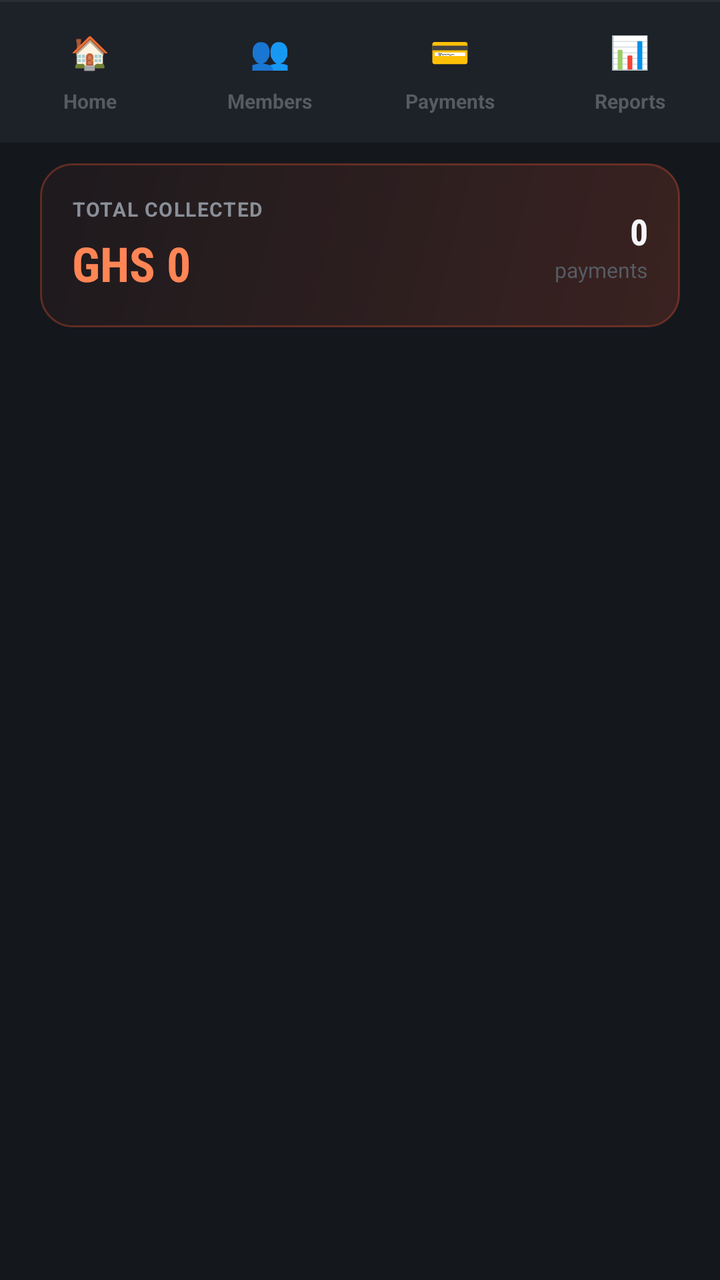
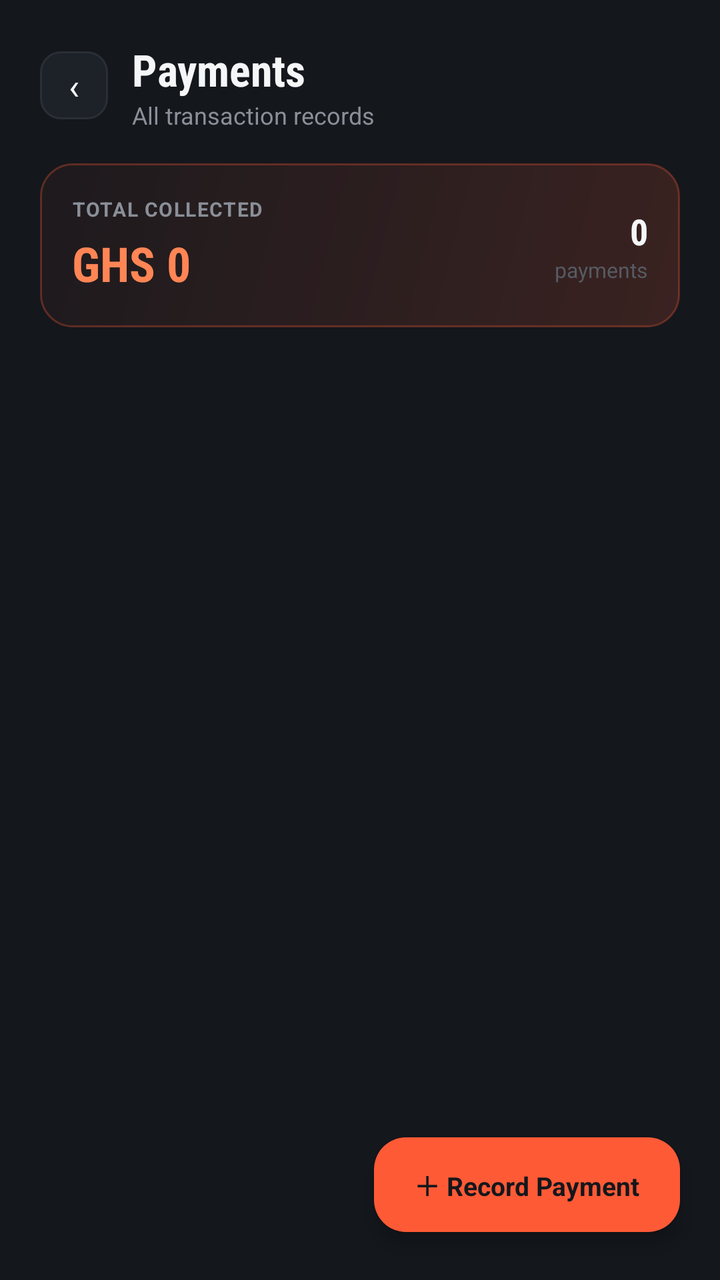

Compare the two renders of this Android layout. The source of the first and the diff that turns it into the second are given below.
<!-- AndroidManifest.xml: application theme Theme.GymMembershipSystem -->
<!-- res/layout/activity_payment_list.xml -->
<?xml version="1.0" encoding="utf-8"?>
<androidx.constraintlayout.widget.ConstraintLayout
    xmlns:android="http://schemas.android.com/apk/res/android"
    xmlns:app="http://schemas.android.com/apk/res-auto"
    android:layout_width="match_parent"
    android:layout_height="match_parent"
    android:background="@color/bg_dark">

    <LinearLayout
        android:id="@+id/headerGroup"
        android:layout_width="0dp"
        android:layout_height="wrap_content"
        android:orientation="vertical"
        android:padding="20dp"
        android:paddingTop="50dp"
        app:layout_constraintStart_toStartOf="parent"
        app:layout_constraintEnd_toEndOf="parent"
        app:layout_constraintTop_toTopOf="parent">

        <LinearLayout
            android:layout_width="match_parent"
            android:layout_height="wrap_content"
            android:orientation="horizontal"
            android:gravity="center_vertical"
            android:layout_marginBottom="16dp">

            <TextView
                android:id="@+id/btnBack"
                android:layout_width="34dp"
                android:layout_height="34dp"
                android:background="@drawable/bg_back_chip"
                android:gravity="center"
                android:text="‹"
                android:textColor="@color/text_primary"
                android:textSize="18sp"
                android:clickable="true"
                android:focusable="true" />

            <LinearLayout
                android:layout_width="0dp"
                android:layout_height="wrap_content"
                android:layout_weight="1"
                android:orientation="vertical"
                android:layout_marginStart="12dp">

                <TextView
                    android:layout_width="wrap_content"
                    android:layout_height="wrap_content"
                    android:text="Payments"
                    android:textColor="@color/text_primary"
                    android:textSize="22sp"
                    android:fontFamily="sans-serif-condensed"
                    android:textStyle="bold" />

                <TextView
                    android:layout_width="wrap_content"
                    android:layout_height="wrap_content"
                    android:text="All transaction records"
                    android:textColor="@color/text_secondary"
                    android:textSize="12sp" />

            </LinearLayout>

        </LinearLayout>

        <LinearLayout
            android:layout_width="match_parent"
            android:layout_height="wrap_content"
            android:orientation="horizontal"
            android:gravity="center_vertical"
            android:background="@drawable/bg_reports_card"
            android:padding="16dp">

            <LinearLayout
                android:layout_width="0dp"
                android:layout_height="wrap_content"
                android:layout_weight="1"
                android:orientation="vertical">

                <TextView
                    android:layout_width="wrap_content"
                    android:layout_height="wrap_content"
                    android:text="TOTAL COLLECTED"
                    android:textColor="@color/text_secondary"
                    android:textSize="10sp"
                    android:letterSpacing="0.05"
                    android:textStyle="bold"
                    android:layout_marginBottom="4dp" />

                <TextView
                    android:id="@+id/tvTotalCollected"
                    android:layout_width="wrap_content"
                    android:layout_height="wrap_content"
                    android:text="GHS 0"
                    android:textColor="@color/accent_orange_light"
                    android:textSize="24sp"
                    android:fontFamily="sans-serif-condensed"
                    android:textStyle="bold" />

            </LinearLayout>

            <LinearLayout
                android:layout_width="wrap_content"
                android:layout_height="wrap_content"
                android:orientation="vertical"
                android:gravity="end">

                <TextView
                    android:id="@+id/tvPaymentCount"
                    android:layout_width="wrap_content"
                    android:layout_height="wrap_content"
                    android:text="0"
                    android:textColor="@color/text_primary"
                    android:textSize="18sp"
                    android:fontFamily="sans-serif-condensed"
                    android:textStyle="bold" />

                <TextView
                    android:layout_width="wrap_content"
                    android:layout_height="wrap_content"
                    android:text="payments"
                    android:textColor="@color/text_muted"
                    android:textSize="10.5sp" />

            </LinearLayout>

        </LinearLayout>

    </LinearLayout>

    <include
        android:id="@+id/bottomNavInclude"
        layout="@layout/layout_bottom_nav"
        app:layout_constraintStart_toStartOf="parent"
        app:layout_constraintEnd_toEndOf="parent"
        app:layout_constraintBottom_toBottomOf="parent" />

    <androidx.recyclerview.widget.RecyclerView
        android:id="@+id/recyclerPayments"
        android:layout_width="0dp"
        android:layout_height="0dp"
        android:paddingStart="20dp"
        android:paddingEnd="20dp"
        android:paddingTop="14dp"
        android:paddingBottom="90dp"
        android:clipToPadding="false"
        app:layout_constraintStart_toStartOf="parent"
        app:layout_constraintEnd_toEndOf="parent"
        app:layout_constraintTop_toBottomOf="@id/headerGroup"
        app:layout_constraintBottom_toTopOf="@id/bottomNavInclude" />

    <TextView
        android:id="@+id/tvEmptyPayments"
        android:layout_width="wrap_content"
        android:layout_height="wrap_content"
        android:text="No payments recorded yet.\nTap + to record one."
        android:textAlignment="center"
        android:textColor="@color/text_muted"
        android:textSize="13sp"
        android:visibility="gone"
        app:layout_constraintStart_toStartOf="parent"
        app:layout_constraintEnd_toEndOf="parent"
        app:layout_constraintTop_toBottomOf="@id/headerGroup"
        app:layout_constraintBottom_toTopOf="@id/bottomNavInclude"
        app:layout_constraintVertical_bias="0.3" />

    <LinearLayout
        android:id="@+id/btnAddPayment"
        android:layout_width="wrap_content"
        android:layout_height="wrap_content"
        android:orientation="horizontal"
        android:gravity="center"
        android:background="@drawable/bg_fab"
        android:paddingStart="20dp"
        android:paddingEnd="20dp"
        android:paddingTop="14dp"
        android:paddingBottom="14dp"
        android:elevation="6dp"
        android:clickable="true"
        android:focusable="true"
        app:layout_constraintEnd_toEndOf="parent"
        app:layout_constraintBottom_toTopOf="@id/bottomNavInclude"
        android:layout_marginEnd="20dp"
        android:layout_marginBottom="16dp">

        <TextView
            android:layout_width="wrap_content"
            android:layout_height="wrap_content"
            android:text="＋ Record Payment"
            android:textColor="@color/bg_dark"
            android:textSize="13sp"
            android:textStyle="bold" />

    </LinearLayout>

</androidx.constraintlayout.widget.ConstraintLayout>
<!-- res/layout/layout_bottom_nav.xml (included above) -->
<?xml version="1.0" encoding="utf-8"?>
<LinearLayout xmlns:android="http://schemas.android.com/apk/res/android"
    android:layout_width="match_parent"
    android:layout_height="wrap_content"
    android:orientation="vertical">

    <View
        android:layout_width="match_parent"
        android:layout_height="1dp"
        android:background="@color/border_dark" />

    <LinearLayout
        android:layout_width="match_parent"
        android:layout_height="wrap_content"
        android:orientation="horizontal"
        android:background="@color/surface_dark"
        android:paddingTop="10dp"
        android:paddingBottom="14dp">

        <LinearLayout
            android:id="@+id/navHome"
            android:layout_width="0dp"
            android:layout_height="wrap_content"
            android:layout_weight="1"
            android:orientation="vertical"
            android:gravity="center"
            android:clickable="true"
            android:focusable="true">

            <TextView
                android:id="@+id/iconWrapHome"
                android:layout_width="wrap_content"
                android:layout_height="wrap_content"
                android:paddingStart="14dp"
                android:paddingEnd="14dp"
                android:paddingTop="4dp"
                android:paddingBottom="4dp"
                android:text="🏠"
                android:textSize="16sp"
                android:gravity="center" />

            <TextView
                android:id="@+id/labelHome"
                android:layout_width="wrap_content"
                android:layout_height="wrap_content"
                android:layout_marginTop="3dp"
                android:text="Home"
                android:textColor="@color/text_muted"
                android:textSize="10sp"
                android:textStyle="bold" />

        </LinearLayout>

        <LinearLayout
            android:id="@+id/navMembers"
            android:layout_width="0dp"
            android:layout_height="wrap_content"
            android:layout_weight="1"
            android:orientation="vertical"
            android:gravity="center"
            android:clickable="true"
            android:focusable="true">

            <TextView
                android:id="@+id/iconWrapMembers"
                android:layout_width="wrap_content"
                android:layout_height="wrap_content"
                android:paddingStart="14dp"
                android:paddingEnd="14dp"
                android:paddingTop="4dp"
                android:paddingBottom="4dp"
                android:text="👥"
                android:textSize="16sp"
                android:gravity="center" />

            <TextView
                android:id="@+id/labelMembers"
                android:layout_width="wrap_content"
                android:layout_height="wrap_content"
                android:layout_marginTop="3dp"
                android:text="Members"
                android:textColor="@color/text_muted"
                android:textSize="10sp"
                android:textStyle="bold" />

        </LinearLayout>

        <LinearLayout
            android:id="@+id/navPayments"
            android:layout_width="0dp"
            android:layout_height="wrap_content"
            android:layout_weight="1"
            android:orientation="vertical"
            android:gravity="center"
            android:clickable="true"
            android:focusable="true">

            <TextView
                android:id="@+id/iconWrapPayments"
                android:layout_width="wrap_content"
                android:layout_height="wrap_content"
                android:paddingStart="14dp"
                android:paddingEnd="14dp"
                android:paddingTop="4dp"
                android:paddingBottom="4dp"
                android:text="💳"
                android:textSize="16sp"
                android:gravity="center" />

            <TextView
                android:id="@+id/labelPayments"
                android:layout_width="wrap_content"
                android:layout_height="wrap_content"
                android:layout_marginTop="3dp"
                android:text="Payments"
                android:textColor="@color/text_muted"
                android:textSize="10sp"
                android:textStyle="bold" />

        </LinearLayout>

        <LinearLayout
            android:id="@+id/navReports"
            android:layout_width="0dp"
            android:layout_height="wrap_content"
            android:layout_weight="1"
            android:orientation="vertical"
            android:gravity="center"
            android:clickable="true"
            android:focusable="true">

            <TextView
                android:id="@+id/iconWrapReports"
                android:layout_width="wrap_content"
                android:layout_height="wrap_content"
                android:paddingStart="14dp"
                android:paddingEnd="14dp"
                android:paddingTop="4dp"
                android:paddingBottom="4dp"
                android:text="📊"
                android:textSize="16sp"
                android:gravity="center" />

            <TextView
                android:id="@+id/labelReports"
                android:layout_width="wrap_content"
                android:layout_height="wrap_content"
                android:layout_marginTop="3dp"
                android:text="Reports"
                android:textColor="@color/text_muted"
                android:textSize="10sp"
                android:textStyle="bold" />

        </LinearLayout>

    </LinearLayout>

</LinearLayout>
<!-- resources referenced by this layout -->
<resources>
  <color name="accent_orange_light">#FF8555</color>
  <color name="bg_dark">#14171C</color>
  <color name="border_dark">#2A2E35</color>
  <color name="surface_dark">#1D2128</color>
  <color name="text_muted">#565B63</color>
  <color name="text_primary">#F5F6F7</color>
  <color name="text_secondary">#8A8F98</color>
  <!-- drawable bg_back_chip (drawable) -->
  <?xml version="1.0" encoding="utf-8"?>
  <shape xmlns:android="http://schemas.android.com/apk/res/android" android:shape="rectangle">
      <solid android:color="@color/surface_dark" />
      <stroke android:width="1dp" android:color="@color/border_dark" />
      <corners android:radius="10dp" />
  </shape>
  <!-- drawable bg_fab (drawable) -->
  <?xml version="1.0" encoding="utf-8"?>
  <shape xmlns:android="http://schemas.android.com/apk/res/android" android:shape="rectangle">
      <solid android:color="@color/accent_orange" />
      <corners android:radius="16dp" />
  </shape>
  <!-- drawable bg_reports_card (drawable) -->
  <?xml version="1.0" encoding="utf-8"?>
  <shape xmlns:android="http://schemas.android.com/apk/res/android" android:shape="rectangle">
      <gradient
          android:type="linear"
          android:angle="135"
          android:startColor="@color/accent_orange_tint"
          android:endColor="#0AFF5A36" />
      <stroke android:width="1dp" android:color="@color/reports_border" />
      <corners android:radius="16dp" />
  </shape>
  <style name="Theme.GymMembershipSystem" parent="Base.Theme.GymMembershipSystem" />
  <color name="accent_orange">#FF5A36</color>
  <color name="accent_orange_tint">#29FF5A36</color>
  <color name="reports_border">#4DFF5A36</color>
  <style name="Base.Theme.GymMembershipSystem" parent="Theme.Material3.DayNight.NoActionBar">
          
          
      </style>
</resources>

<!-- the commit's change to res/layout/activity_payment_list.xml (unified diff, before → after) -->
@@ -128,13 +128,6 @@
 
     </LinearLayout>
 
-    <include
-        android:id="@+id/bottomNavInclude"
-        layout="@layout/layout_bottom_nav"
-        app:layout_constraintStart_toStartOf="parent"
-        app:layout_constraintEnd_toEndOf="parent"
-        app:layout_constraintBottom_toBottomOf="parent" />
-
     <androidx.recyclerview.widget.RecyclerView
         android:id="@+id/recyclerPayments"
         android:layout_width="0dp"
@@ -147,7 +140,7 @@
         app:layout_constraintStart_toStartOf="parent"
         app:layout_constraintEnd_toEndOf="parent"
         app:layout_constraintTop_toBottomOf="@id/headerGroup"
-        app:layout_constraintBottom_toTopOf="@id/bottomNavInclude" />
+        app:layout_constraintBottom_toBottomOf="parent" />
 
     <TextView
         android:id="@+id/tvEmptyPayments"
@@ -161,7 +154,7 @@
         app:layout_constraintStart_toStartOf="parent"
         app:layout_constraintEnd_toEndOf="parent"
         app:layout_constraintTop_toBottomOf="@id/headerGroup"
-        app:layout_constraintBottom_toTopOf="@id/bottomNavInclude"
+        app:layout_constraintBottom_toBottomOf="parent"
         app:layout_constraintVertical_bias="0.3" />
 
     <LinearLayout
@@ -179,9 +172,9 @@
         android:clickable="true"
         android:focusable="true"
         app:layout_constraintEnd_toEndOf="parent"
-        app:layout_constraintBottom_toTopOf="@id/bottomNavInclude"
+        app:layout_constraintBottom_toBottomOf="parent"
         android:layout_marginEnd="20dp"
-        android:layout_marginBottom="16dp">
+        android:layout_marginBottom="24dp">
 
         <TextView
             android:layout_width="wrap_content"
@@ -194,162 +187,3 @@
     </LinearLayout>
 
 </androidx.constraintlayout.widget.ConstraintLayout>
-<!-- res/layout/layout_bottom_nav.xml (included above) -->
-<?xml version="1.0" encoding="utf-8"?>
-<LinearLayout xmlns:android="http://schemas.android.com/apk/res/android"
-    android:layout_width="match_parent"
-    android:layout_height="wrap_content"
-    android:orientation="vertical">
-
-    <View
-        android:layout_width="match_parent"
-        android:layout_height="1dp"
-        android:background="@color/border_dark" />
-
-    <LinearLayout
-        android:layout_width="match_parent"
-        android:layout_height="wrap_content"
-        android:orientation="horizontal"
-        android:background="@color/surface_dark"
-        android:paddingTop="10dp"
-        android:paddingBottom="14dp">
-
-        <LinearLayout
-            android:id="@+id/navHome"
-            android:layout_width="0dp"
-            android:layout_height="wrap_content"
-            android:layout_weight="1"
-            android:orientation="vertical"
-            android:gravity="center"
-            android:clickable="true"
-            android:focusable="true">
-
-            <TextView
-                android:id="@+id/iconWrapHome"
-                android:layout_width="wrap_content"
-                android:layout_height="wrap_content"
-                android:paddingStart="14dp"
-                android:paddingEnd="14dp"
-                android:paddingTop="4dp"
-                android:paddingBottom="4dp"
-                android:text="🏠"
-                android:textSize="16sp"
-                android:gravity="center" />
-
-            <TextView
-                android:id="@+id/labelHome"
-                android:layout_width="wrap_content"
-                android:layout_height="wrap_content"
-                android:layout_marginTop="3dp"
-                android:text="Home"
-                android:textColor="@color/text_muted"
-                android:textSize="10sp"
-                android:textStyle="bold" />
-
-        </LinearLayout>
-
-        <LinearLayout
-            android:id="@+id/navMembers"
-            android:layout_width="0dp"
-            android:layout_height="wrap_content"
-            android:layout_weight="1"
-            android:orientation="vertical"
-            android:gravity="center"
-            android:clickable="true"
-            android:focusable="true">
-
-            <TextView
-                android:id="@+id/iconWrapMembers"
-                android:layout_width="wrap_content"
-                android:layout_height="wrap_content"
-                android:paddingStart="14dp"
-                android:paddingEnd="14dp"
-                android:paddingTop="4dp"
-                android:paddingBottom="4dp"
-                android:text="👥"
-                android:textSize="16sp"
-                android:gravity="center" />
-
-            <TextView
-                android:id="@+id/labelMembers"
-                android:layout_width="wrap_content"
-                android:layout_height="wrap_content"
-                android:layout_marginTop="3dp"
-                android:text="Members"
-                android:textColor="@color/text_muted"
-                android:textSize="10sp"
-                android:textStyle="bold" />
-
-        </LinearLayout>
-
-        <LinearLayout
-            android:id="@+id/navPayments"
-            android:layout_width="0dp"
-            android:layout_height="wrap_content"
-            android:layout_weight="1"
-            android:orientation="vertical"
-            android:gravity="center"
-            android:clickable="true"
-            android:focusable="true">
-
-            <TextView
-                android:id="@+id/iconWrapPayments"
-                android:layout_width="wrap_content"
-                android:layout_height="wrap_content"
-                android:paddingStart="14dp"
-                android:paddingEnd="14dp"
-                android:paddingTop="4dp"
-                android:paddingBottom="4dp"
-                android:text="💳"
-                android:textSize="16sp"
-                android:gravity="center" />
-
-            <TextView
-                android:id="@+id/labelPayments"
-                android:layout_width="wrap_content"
-                android:layout_height="wrap_content"
-                android:layout_marginTop="3dp"
-                android:text="Payments"
-                android:textColor="@color/text_muted"
-                android:textSize="10sp"
-                android:textStyle="bold" />
-
-        </LinearLayout>
-
-        <LinearLayout
-            android:id="@+id/navReports"
-            android:layout_width="0dp"
-            android:layout_height="wrap_content"
-            android:layout_weight="1"
-            android:orientation="vertical"
-            android:gravity="center"
-            android:clickable="true"
-            android:focusable="true">
-
-            <TextView
-                android:id="@+id/iconWrapReports"
-                android:layout_width="wrap_content"
-                android:layout_height="wrap_content"
-                android:paddingStart="14dp"
-                android:paddingEnd="14dp"
-                android:paddingTop="4dp"
-                android:paddingBottom="4dp"
-                android:text="📊"
-                android:textSize="16sp"
-                android:gravity="center" />
-
-            <TextView
-                android:id="@+id/labelReports"
-                android:layout_width="wrap_content"
-                android:layout_height="wrap_content"
-                android:layout_marginTop="3dp"
-                android:text="Reports"
-                android:textColor="@color/text_muted"
-                android:textSize="10sp"
-                android:textStyle="bold" />
-
-        </LinearLayout>
-
-    </LinearLayout>
-
-</LinearLayout>
<!-- resource entries referenced after the edit -->
@@ -2,8 +2,6 @@
 <resources>
   <color name="accent_orange_light">#FF8555</color>
   <color name="bg_dark">#14171C</color>
-  <color name="border_dark">#2A2E35</color>
-  <color name="surface_dark">#1D2128</color>
   <color name="text_muted">#565B63</color>
   <color name="text_primary">#F5F6F7</color>
   <color name="text_secondary">#8A8F98</color>
@@ -32,6 +30,8 @@
       <corners android:radius="16dp" />
   </shape>
   <style name="Theme.GymMembershipSystem" parent="Base.Theme.GymMembershipSystem" />
+  <color name="surface_dark">#1D2128</color>
+  <color name="border_dark">#2A2E35</color>
   <color name="accent_orange">#FF5A36</color>
   <color name="accent_orange_tint">#29FF5A36</color>
   <color name="reports_border">#4DFF5A36</color>
